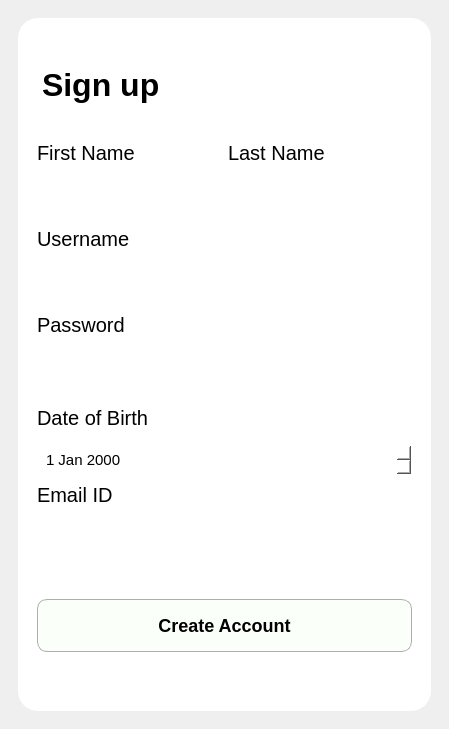
First picture: the form in K/signup.ui, repository burr1to/kaizen, before the edit.
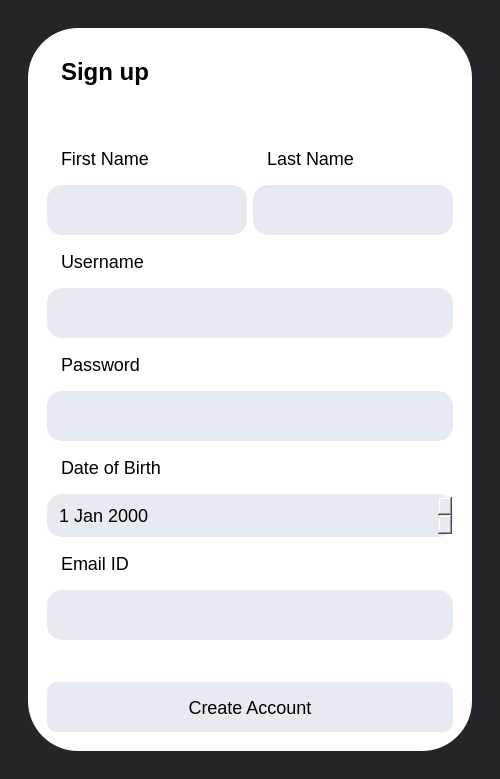
Second picture: the form after the edit. Icons and pictures are not drawn.

Patch:
```diff
--- a/K/signup.ui
+++ b/K/signup.ui
@@ -6,10 +6,16 @@
    <rect>
     <x>0</x>
     <y>0</y>
-    <width>449</width>
-    <height>729</height>
+    <width>500</width>
+    <height>779</height>
    </rect>
   </property>
+  <property name="minimumSize">
+   <size>
+    <width>500</width>
+    <height>720</height>
+   </size>
+  </property>
   <property name="windowTitle">
    <string>Sign Up</string>
   </property>
@@ -18,7 +24,9 @@
     <normaloff>:/images/src_images/kaizen_square.png</normaloff>:/images/src_images/kaizen_square.png</iconset>
   </property>
   <property name="styleSheet">
-   <string notr="true"/>
+   <string notr="true">background-color: rgb(34, 37, 42);
+color:black;
+padding:10px;</string>
   </property>
   <widget class="QWidget" name="centralwidget">
    <property name="styleSheet">
@@ -27,9 +35,14 @@
    <layout class="QHBoxLayout" name="horizontalLayout_2">
     <item>
      <widget class="QFrame" name="Mainframe">
+      <property name="minimumSize">
+       <size>
+        <width>0</width>
+        <height>0</height>
+       </size>
+      </property>
       <property name="styleSheet">
-       <string notr="true">
-border-radius:20px;</string>
+       <string notr="true">border-radius:50px;</string>
       </property>
       <property name="frameShape">
        <enum>QFrame::StyledPanel</enum>
@@ -37,61 +50,21 @@
       <property name="frameShadow">
        <enum>QFrame::Raised</enum>
       </property>
-      <layout class="QHBoxLayout" name="horizontalLayout" stretch="0">
+      <layout class="QVBoxLayout" name="verticalLayout_2" stretch="0">
        <item>
         <layout class="QVBoxLayout" name="Left_side" stretch="0">
          <item>
           <widget class="QFrame" name="signup_frame">
            <property name="font">
             <font>
-             <pointsize>12</pointsize>
+             <pointsize>-1</pointsize>
+             <italic>false</italic>
+             <bold>false</bold>
             </font>
            </property>
            <property name="styleSheet">
-            <string notr="true">#signup_frame{
-background-color: rgb(255, 255, 255);
-padding:10px;
-}
-
-#title{
-margin-bottom:20px;
-}
-
-QLabel{
-font-size:20px;
-}
-
-QDateEdit
-{
-    background-color: white;
-border: 2px solid white;
-  padding:5px;
-font-size:15px;
-background-color:white;
-}
-
-
-
-#regbut{
-border-radius:10px;
-border:1px solid rgb(173, 173, 173);
-background-color: rgb(251, 255, 249);
-padding:15px;
-font-size:18px;
-}
-
-#regbut:hover{
-background-color:black;
-border:1px solid transparent;
-color:white;
-}
-
-QLineEdit{
-padding:4px;
-}
-
-
-</string>
+            <string notr="true">background-color: rgb(255, 255, 255);
+font:18px;</string>
            </property>
            <property name="frameShape">
             <enum>QFrame::StyledPanel</enum>
@@ -99,23 +72,7 @@
            <property name="frameShadow">
             <enum>QFrame::Raised</enum>
            </property>
-           <layout class="QVBoxLayout" name="verticalLayout">
-            <item>
-             <spacer name="verticalSpacer_2">
-              <property name="orientation">
-               <enum>Qt::Vertical</enum>
-              </property>
-              <property name="sizeType">
-               <enum>QSizePolicy::Fixed</enum>
-              </property>
-              <property name="sizeHint" stdset="0">
-               <size>
-                <width>20</width>
-                <height>20</height>
-               </size>
-              </property>
-             </spacer>
-            </item>
+           <layout class="QVBoxLayout" name="verticalLayout" stretch="0,0,0,0,0,0,0,0,0">
             <item>
              <widget class="QLabel" name="title">
               <property name="minimumSize">
@@ -127,19 +84,31 @@
               <property name="font">
                <font>
                 <pointsize>-1</pointsize>
+                <italic>false</italic>
+                <bold>false</bold>
                </font>
               </property>
               <property name="styleSheet">
-               <string notr="true">border:0px;
-background:transparent;
-color: black;
-</string>
+               <string notr="true"/>
               </property>
               <property name="text">
-               <string>&lt;html&gt;&lt;head/&gt;&lt;body&gt;&lt;p&gt;&lt;span style=&quot; font-size:24pt; font-weight:700;&quot;&gt;Sign up&lt;/span&gt;&lt;/p&gt;&lt;/body&gt;&lt;/html&gt;</string>
+               <string>&lt;html&gt;&lt;head/&gt;&lt;body&gt;&lt;p&gt;&lt;span style=&quot; font-size:18pt; font-weight:700;&quot;&gt;Sign up&lt;/span&gt;&lt;/p&gt;&lt;/body&gt;&lt;/html&gt;</string>
               </property>
              </widget>
             </item>
+            <item>
+             <spacer name="verticalSpacer">
+              <property name="orientation">
+               <enum>Qt::Vertical</enum>
+              </property>
+              <property name="sizeHint" stdset="0">
+               <size>
+                <width>20</width>
+                <height>40</height>
+               </size>
+              </property>
+             </spacer>
+            </item>
             <item>
              <layout class="QVBoxLayout" name="names">
               <item>
@@ -149,8 +118,13 @@
                   <property name="font">
                    <font>
                     <pointsize>-1</pointsize>
+                    <italic>false</italic>
+                    <bold>false</bold>
                    </font>
                   </property>
+                  <property name="styleSheet">
+                   <string notr="true"/>
+                  </property>
                   <property name="text">
                    <string>First Name</string>
                   </property>
@@ -161,8 +135,13 @@
                   <property name="font">
                    <font>
                     <pointsize>-1</pointsize>
+                    <italic>false</italic>
+                    <bold>false</bold>
                    </font>
                   </property>
+                  <property name="styleSheet">
+                   <string notr="true"/>
+                  </property>
                   <property name="text">
                    <string>Last Name</string>
                   </property>
@@ -182,13 +161,15 @@
                   </property>
                   <property name="font">
                    <font>
-                    <pointsize>12</pointsize>
-                    <bold>true</bold>
+                    <pointsize>-1</pointsize>
+                    <italic>false</italic>
+                    <bold>false</bold>
                    </font>
                   </property>
                   <property name="styleSheet">
-                   <string notr="true">background:transparent;
-background-color: rgb(255, 255, 255);</string>
+                   <string notr="true">background-color: rgb(230, 235, 241);
+border-radius:15px;
+border:0px;e6ebf1</string>
                   </property>
                   <property name="alignment">
                    <set>Qt::AlignLeading|Qt::AlignLeft|Qt::AlignVCenter</set>
@@ -205,13 +186,15 @@
                   </property>
                   <property name="font">
                    <font>
-                    <pointsize>12</pointsize>
-                    <bold>true</bold>
+                    <pointsize>-1</pointsize>
+                    <italic>false</italic>
+                    <bold>false</bold>
                    </font>
                   </property>
                   <property name="styleSheet">
-                   <string notr="true">background:transparent;
-background-color: rgb(255, 255, 255);</string>
+                   <string notr="true">background-color: rgb(230, 235, 241);
+border-radius:15px;
+border:0px;</string>
                   </property>
                   <property name="alignment">
                    <set>Qt::AlignLeading|Qt::AlignLeft|Qt::AlignVCenter</set>
@@ -229,6 +212,8 @@
                 <property name="font">
                  <font>
                   <pointsize>-1</pointsize>
+                  <italic>false</italic>
+                  <bold>false</bold>
                  </font>
                 </property>
                 <property name="text">
@@ -246,13 +231,15 @@
                 </property>
                 <property name="font">
                  <font>
-                  <pointsize>12</pointsize>
-                  <bold>true</bold>
+                  <pointsize>-1</pointsize>
+                  <italic>false</italic>
+                  <bold>false</bold>
                  </font>
                 </property>
                 <property name="styleSheet">
-                 <string notr="true">background:transparent;
-background-color: rgb(255, 255, 255);</string>
+                 <string notr="true">background-color: rgb(230, 235, 241);
+border-radius:15px;
+border:0px;</string>
                 </property>
                 <property name="alignment">
                  <set>Qt::AlignLeading|Qt::AlignLeft|Qt::AlignVCenter</set>
@@ -268,6 +255,8 @@
                 <property name="font">
                  <font>
                   <pointsize>-1</pointsize>
+                  <italic>false</italic>
+                  <bold>false</bold>
                  </font>
                 </property>
                 <property name="text">
@@ -285,13 +274,15 @@
                 </property>
                 <property name="font">
                  <font>
-                  <pointsize>12</pointsize>
-                  <bold>true</bold>
+                  <pointsize>-1</pointsize>
+                  <italic>false</italic>
+                  <bold>false</bold>
                  </font>
                 </property>
                 <property name="styleSheet">
-                 <string notr="true">background:transparent;
-background-color: rgb(255, 255, 255);</string>
+                 <string notr="true">background-color: rgb(230, 235, 241);
+border-radius:15px;
+border:0px;</string>
                 </property>
                 <property name="alignment">
                  <set>Qt::AlignLeading|Qt::AlignLeft|Qt::AlignVCenter</set>
@@ -307,6 +298,8 @@
                 <property name="font">
                  <font>
                   <pointsize>-1</pointsize>
+                  <italic>false</italic>
+                  <bold>false</bold>
                  </font>
                 </property>
                 <property name="text">
@@ -315,7 +308,13 @@
                </widget>
               </item>
               <item>
-               <widget class="QDateEdit" name="dob"/>
+               <widget class="QDateEdit" name="dob">
+                <property name="styleSheet">
+                 <string notr="true">background-color: rgb(230, 235, 241);
+border-radius:15px;
+border:0px;</string>
+                </property>
+               </widget>
               </item>
              </layout>
             </item>
@@ -326,6 +325,8 @@
                 <property name="font">
                  <font>
                   <pointsize>-1</pointsize>
+                  <italic>false</italic>
+                  <bold>false</bold>
                  </font>
                 </property>
                 <property name="text">
@@ -343,34 +344,36 @@
                 </property>
                 <property name="font">
                  <font>
-                  <pointsize>12</pointsize>
-                  <bold>true</bold>
+                  <pointsize>-1</pointsize>
+                  <italic>false</italic>
+                  <bold>false</bold>
                  </font>
                 </property>
                 <property name="styleSheet">
-                 <string notr="true">background:transparent;
-background-color: rgb(255, 255, 255);</string>
+                 <string notr="true">background-color: rgb(230, 235, 241);
+border-radius:15px;
+border:0px;</string>
                 </property>
                 <property name="alignment">
                  <set>Qt::AlignLeading|Qt::AlignLeft|Qt::AlignVCenter</set>
                 </property>
                </widget>
               </item>
-              <item>
-               <spacer name="verticalSpacer_3">
-                <property name="orientation">
-                 <enum>Qt::Horizontal</enum>
-                </property>
-                <property name="sizeHint" stdset="0">
-                 <size>
-                  <width>40</width>
-                  <height>30</height>
-                 </size>
-                </property>
-               </spacer>
-              </item>
              </layout>
             </item>
+            <item>
+             <spacer name="verticalSpacer_2">
+              <property name="orientation">
+               <enum>Qt::Vertical</enum>
+              </property>
+              <property name="sizeHint" stdset="0">
+               <size>
+                <width>20</width>
+                <height>40</height>
+               </size>
+              </property>
+             </spacer>
+            </item>
             <item>
              <widget class="QPushButton" name="regbut">
               <property name="minimumSize">
@@ -382,33 +385,20 @@
               <property name="font">
                <font>
                 <pointsize>-1</pointsize>
-                <bold>true</bold>
+                <italic>false</italic>
+                <bold>false</bold>
                </font>
               </property>
               <property name="styleSheet">
-               <string notr="true"/>
+               <string notr="true">background-color: rgb(230, 235, 241);
+border-radius:10px;
+border:0px;</string>
               </property>
               <property name="text">
                <string>Create Account</string>
               </property>
              </widget>
             </item>
-            <item>
-             <spacer name="verticalSpacer">
-              <property name="orientation">
-               <enum>Qt::Vertical</enum>
-              </property>
-              <property name="sizeType">
-               <enum>QSizePolicy::Fixed</enum>
-              </property>
-              <property name="sizeHint" stdset="0">
-               <size>
-                <width>20</width>
-                <height>40</height>
-               </size>
-              </property>
-             </spacer>
-            </item>
            </layout>
           </widget>
          </item>
```
Left out of the diff: 12 changed lines with no effect on the pictures.
